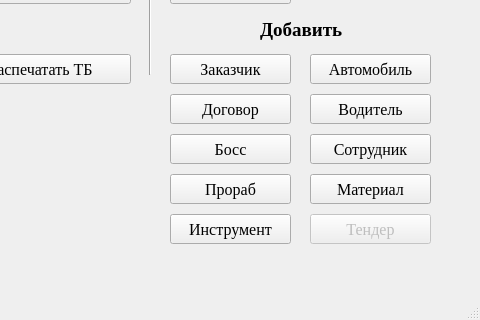
The window that notebook/sourse/ui_files/main_menu.ui (SmolPO/my_helper) describes before a commit, drawn with Qt 5; both pictures show x 300 to 780 and y 276 to 596 of the 780 by 596 pixel window.
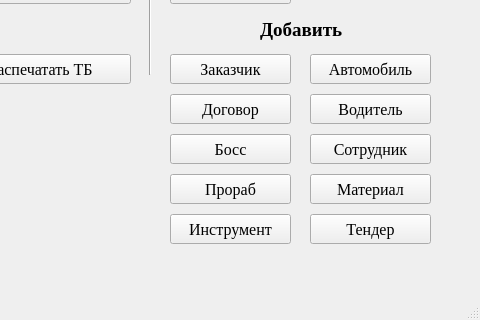
The same window after the commit.

```diff
--- a/notebook/sourse/ui_files/main_menu.ui
+++ b/notebook/sourse/ui_files/main_menu.ui
@@ -758,7 +758,7 @@
    </widget>
    <widget class="QPushButton" name="b_tender">
     <property name="enabled">
-     <bool>false</bool>
+     <bool>true</bool>
     </property>
     <property name="geometry">
      <rect>
```
